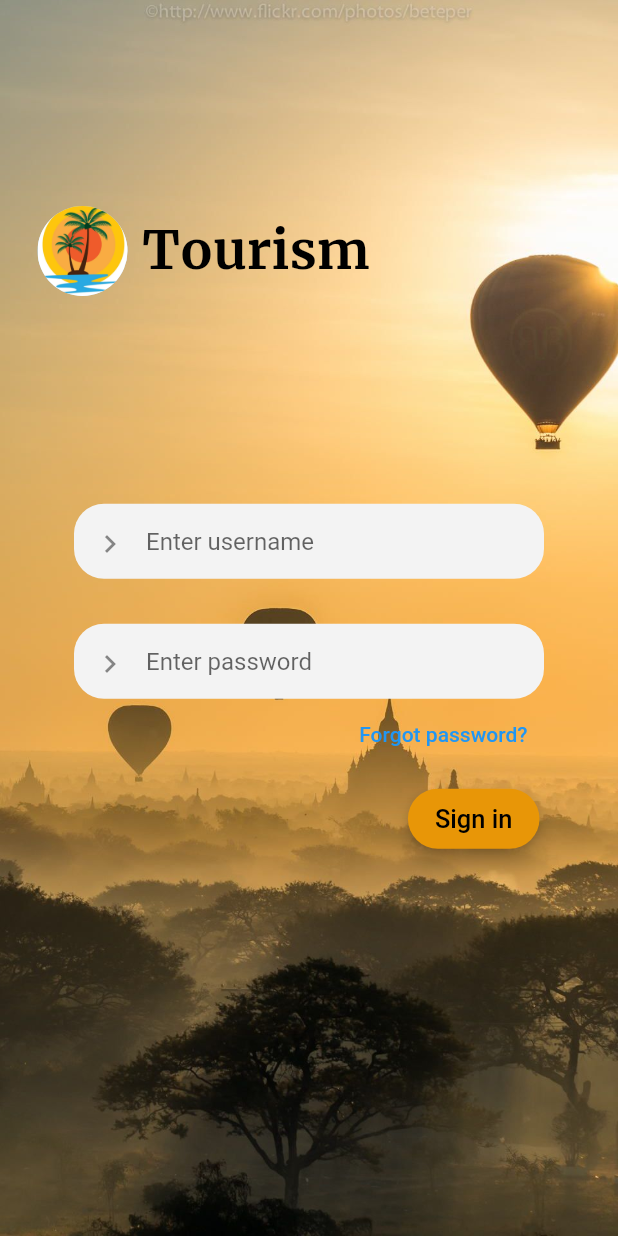
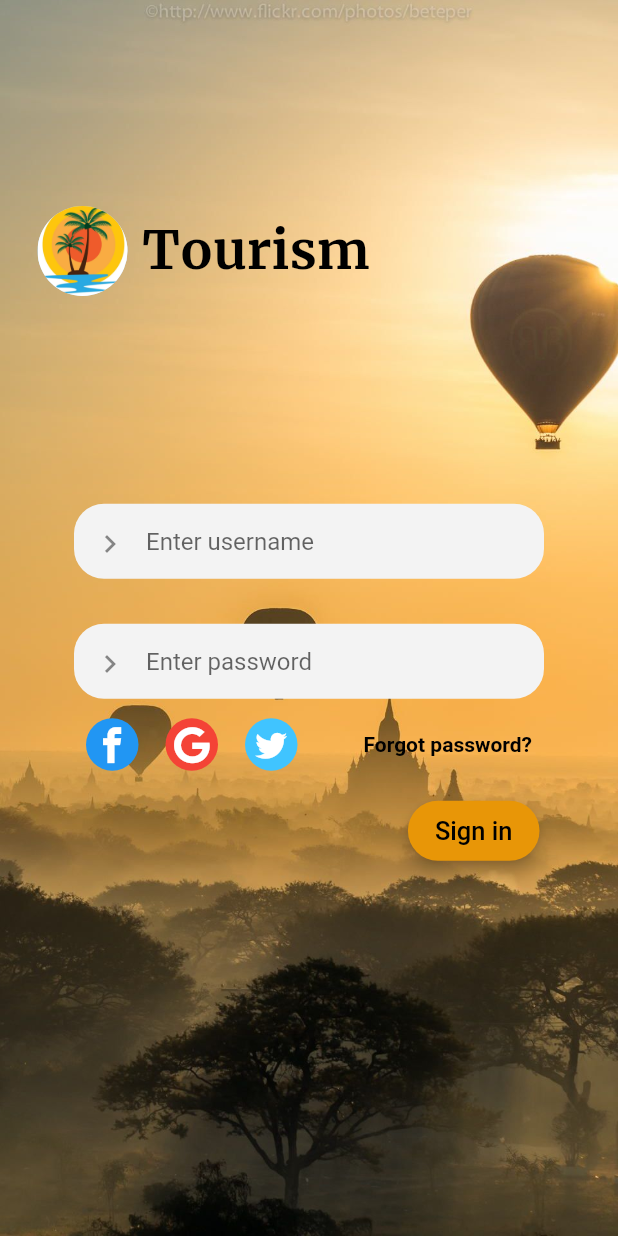
Before and after one commit to luix09/Tourism, a Flutter app: the screen it shows after launch, on a phone screen of 412 x 824 dp. Run offline on Flutter 3.47's test engine with Material 2 defaults, Android fonts, the phone set to English and light mode, and no system bars.

Commit message:
Social Icons has been added to the login UI I imported a customicon.ttf file and made a widget for making the social icons and inserting them into the login UI.

```diff
--- a/lib/views/login_page.dart
+++ b/lib/views/login_page.dart
@@ -1,4 +1,5 @@
 import 'package:flutter/material.dart';
+import 'package:tourism/widgets/custom_icons.dart';
 import 'package:tourism/widgets/login_page_widgets.dart';
 
 bool _validateCredentials(String username, String password) {
@@ -36,16 +37,13 @@ class _LoginPageState extends State<LoginPage> {
         width: width,
         decoration: BoxDecoration(
             image: DecorationImage(
-            image: AssetImage(wallpaper),
-            fit: BoxFit.cover
-          )
-        ),
+                image: AssetImage(wallpaper), fit: BoxFit.cover)),
         child: Form(
           child: Stack(
             children: <Widget>[
               Positioned(child: LogoWidget(), top: (height / 6), left: 25),
               Positioned(
-                bottom: height/5,
+                bottom: height / 5,
                 left: width / 12,
                 child: Container(
                   padding: EdgeInsets.only(top: 20),
@@ -70,20 +68,51 @@ class _LoginPageState extends State<LoginPage> {
                         isObscured: true,
                       ),
                       Align(
-                        alignment: Alignment.centerRight,
+                        alignment: Alignment.bottomRight,
                         child: Padding(
-                          padding: const EdgeInsets.only(right: 10.0),
-                          child: FlatButton(
-                            textColor: Colors.blue,
+                          padding: const EdgeInsets.only(top: 5, left: 5),
+                          child: Row(
+                            children: <Widget>[
+                              ButtonBar(
+                                mainAxisSize: MainAxisSize.min,
+                                children: <Widget>[
+                                  SocialIcon(
+                                    colors: [Colors.blue, Colors.blue],
+                                    iconData: CustomIcons.facebook,
+                                    onPressed: () {},
+                                  ),
+                                  SocialIcon(
+                                    colors: [Colors.red, Colors.red],
+                                    iconData: CustomIcons.googlePlus,
+                                    onPressed: () {},
+                                  ),
+                                  SocialIcon(
+                                    colors: [
+                                      Colors.lightBlueAccent,
+                                      Colors.lightBlueAccent
+                                    ],
+                                    iconData: CustomIcons.twitter,
+                                    onPressed: () {},
+                                  ),
+                                ],
+                              ),
+                              SizedBox(width: 20),
+                              FlatButton(
+                                textColor: Colors.black,
                                 child: Text(
                                   "Forgot password?",
+                                  style: TextStyle(
+                                    fontWeight: FontWeight.bold
                                   ),
-                            onPressed: (){},
+                                ),
+                                onPressed: () {},
+                              ),
+                            ],
                           ),
                         ),
                       ),
                       Padding(
-                        padding: const EdgeInsets.only(right : 10.0),
+                        padding: const EdgeInsets.only(right: 10.0),
                         child: ButtonBar(
                           children: <Widget>[
                             ValidationButton(
--- /dev/null
+++ b/lib/widgets/custom_icons.dart
@@ -0,0 +1,8 @@
+import 'package:flutter/material.dart';
+
+class CustomIcons {
+  static const IconData twitter = IconData(0xe900, fontFamily: "CustomIcons");
+  static const IconData facebook = IconData(0xe901, fontFamily: "CustomIcons");
+  static const IconData googlePlus =
+      IconData(0xe902, fontFamily: "CustomIcons");
+}
--- a/lib/widgets/login_page_widgets.dart
+++ b/lib/widgets/login_page_widgets.dart
@@ -125,3 +125,28 @@ class EntryWidget extends StatelessWidget {
     );
   }
 }
+
+class SocialIcon extends StatelessWidget {
+  final List<Color> colors;
+  final IconData iconData;
+  final Function onPressed;
+  SocialIcon({this.colors, this.iconData, this.onPressed});
+  @override
+  Widget build(BuildContext context) {
+    return new Padding(
+      padding: EdgeInsets.only(left: 10.0),
+      child: Container(
+        width: 35.0,
+        height: 35.0,
+        decoration: BoxDecoration(
+            shape: BoxShape.circle,
+            gradient: LinearGradient(colors: colors, tileMode: TileMode.clamp)),
+        child: RawMaterialButton(
+          shape: CircleBorder(),
+          onPressed: onPressed,
+          child: Icon(iconData, color: Colors.white),
+        ),
+      ),
+    );
+  }
+}
--- a/pubspec.yaml
+++ b/pubspec.yaml
@@ -136,3 +136,6 @@ flutter:
         - asset: res/fonts/PT_Sans/PTSans-Italic.ttf
         - asset: res/fonts/PT_Sans/PTSans-BoldItalic.ttf
         - asset: res/fonts/PT_Sans/PTSans-Regular.ttf
+    - family: CustomIcons
+      fonts:
+        - asset: res/social/CustomIcons.ttf
```
Also changed, not shown: res/social/CustomIcons.ttf (added). Lines whose indentation alone changed are shown as unchanged.
